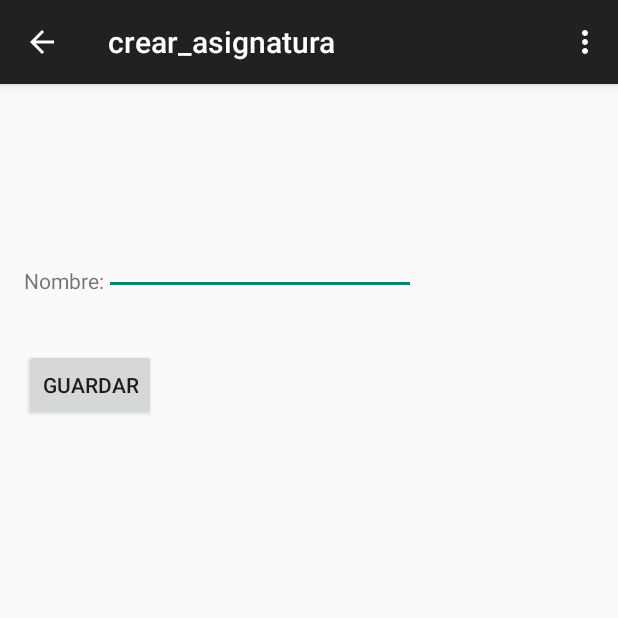
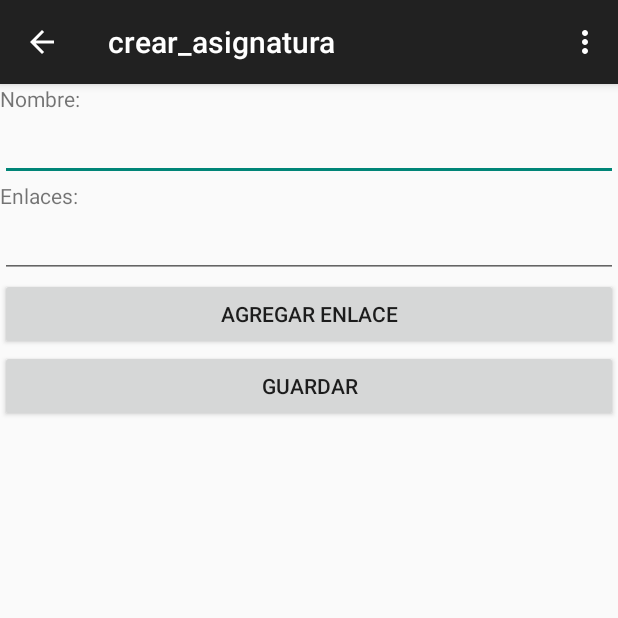
Before and after one commit to mibaldi/Agenda, an Android app: the crear_asignatura screen opened directly, with no data from a screen before it, after a tap on "GUARDAR", on a phone screen of 412 x 824 dp, the top half of it. Run offline under Robolectric (Android 15) with nearby library versions, the phone set to English and light mode, and no system bars; libraries missing offline, so code that uses them is left out: com.google.api.client; 1 statement that could not run was skipped; 1 other tap on this screen came first.

Commit message:
Se ha quitado las clases de calendario donde hacia pruebas para vincularlo con google. Se ha añadido la el campo enlace dentro de la creacion de la asignatura y ahora se guardan los enlaces, tambien se muestran junto con la asignatura los enlaces que se habian puesto

```diff
--- a/app/src/main/java/BD/EAsignatura.java
+++ b/app/src/main/java/BD/EAsignatura.java
@@ -7,12 +7,15 @@ public class EAsignatura {
     public static final String TABLE_NAME= "asignaturas";
     public static final String FIELD_ID = "_id";
     public static final String FIELD_NOMBRE = "nombre";
+    public static final String FIELD_ENLACES = "enlaces";
     public static final String CREATE_DB_TABLE = "create table " + TABLE_NAME + "( " +
                                                   FIELD_ID  + " integer primary key autoincrement,"+
-                                                  FIELD_NOMBRE + " text"
+                                                  FIELD_NOMBRE + " text,"+
+                                                  FIELD_ENLACES + " text"
                                                   + " );";
     private int id;
     private String nombre;
+    private String enlaces;
 
     public EAsignatura(String nombre) {
         this.nombre = nombre;
@@ -36,4 +39,12 @@ public class EAsignatura {
     public void setNombre(String nombre) {
         this.nombre = nombre;
     }
+
+    public String getEnlaces() {
+        return enlaces;
+    }
+
+    public void setEnlaces(String enlaces) {
+        this.enlaces = enlaces;
+    }
 }
--- a/app/src/main/java/com/mikel/agenda/ActividadPrincipal.java
+++ b/app/src/main/java/com/mikel/agenda/ActividadPrincipal.java
@@ -10,7 +10,6 @@ import android.view.View;
 import android.view.Menu;
 import android.view.MenuItem;
 
-import com.mikel.agenda.R;
 
 import BD.BD;
 
@@ -93,6 +92,9 @@ public class ActividadPrincipal extends ActionBarActivity /*implements OnClickLi
                 intent2 = new Intent(ActividadPrincipal.this, crear_examen.class);
                 startActivity(intent2);
                 break;
+            case R.id.btnLogin:
+
+                break;
         }
     }
 
--- a/app/src/main/java/com/mikel/agenda/crear_asignatura.java
+++ b/app/src/main/java/com/mikel/agenda/crear_asignatura.java
@@ -1,20 +1,36 @@
 package com.mikel.agenda;
 
+import android.app.ActionBar;
 import android.app.ProgressDialog;
+import android.graphics.Bitmap;
+import android.graphics.BitmapFactory;
 import android.net.wifi.WifiEnterpriseConfig;
 import android.os.AsyncTask;
+import android.provider.ContactsContract;
 import android.support.v7.app.ActionBarActivity;
 import android.os.Bundle;
+import android.text.TextUtils;
+import android.util.Log;
+import android.view.Gravity;
 import android.view.Menu;
 import android.view.MenuItem;
 import android.view.View;
+import android.view.ViewGroup;
+import android.widget.Button;
 import android.widget.EditText;
+import android.widget.ImageButton;
+import android.widget.LinearLayout;
+import android.widget.RelativeLayout;
+import android.widget.ScrollView;
+import android.widget.TextView;
 import android.widget.Toast;
 
+import com.google.api.client.util.Joiner;
 import com.mikel.agenda.R;
 
 import java.util.ArrayList;
 import java.util.Arrays;
+import java.util.List;
 
 import BD.BD;
 import BD.EAsignatura;
@@ -22,14 +38,74 @@ import BD.EAsignatura;
 
 public class crear_asignatura extends ActionBarActivity {
     EditText texto;
+    LinearLayout ll,ll2;
+    int totalEditText=0;
+    List<EditText> allEds = new ArrayList<EditText>();
     @Override
     protected void onCreate(Bundle savedInstanceState) {
         super.onCreate(savedInstanceState);
-        setContentView(R.layout.activity_crear_asignatura);
-        texto=(EditText)findViewById(R.id.nombreAsig);
+        //setContentView(R.layout.activity_crear_asignatura);
+        ScrollView sv = new ScrollView(this);
+        ll= new LinearLayout(this);
+        ll.setOrientation(LinearLayout.VERTICAL);
+        sv.addView(ll);
+        TextView tvNombre= new TextView(this);
+        tvNombre.setText("Nombre:");
 
-        /*ProcesoCarga proceso = new ProcesoCarga();
-        proceso.execute();*/
+        ll.addView(tvNombre);
+        final EditText texto = new EditText(this);
+        ll.addView(texto);
+        TextView tvEnlace= new TextView(this);
+        tvEnlace.setText("Enlaces:");
+        ll.addView(tvEnlace);
+        /*ImageButton ib=new ImageButton(this);
+        Bitmap bmp = BitmapFactory.decodeResource(getResources(), R.drawable.ic_launcher);
+        ib.setImageBitmap(bmp);*/
+        Button ib =new Button(this);
+        ib.setText("Agregar Enlace");
+        ScrollView sv2 = new ScrollView(this);
+        ll.addView(sv2);
+        ll2= new LinearLayout(this);
+        ll2.setOrientation(LinearLayout.VERTICAL);
+        sv2.addView(ll2);
+        ib.setOnClickListener(new View.OnClickListener() {
+            @Override
+            public void onClick(View v) {
+                EditText temp= new EditText(crear_asignatura.this);
+                allEds.add(temp);
+                int id=totalEditText+1;
+                temp.setId(id);
+                ll2.addView(temp);
+
+
+            }
+        });
+        ll.addView(ib);
+        Button btGuardar = new Button(this);
+        btGuardar.setText("Guardar");
+
+        btGuardar.setOnClickListener(new View.OnClickListener() {
+            @Override
+            public void onClick(View v) {
+                BD  helper = new BD(crear_asignatura.this);
+                EAsignatura asig = new EAsignatura();
+                asig.setNombre(texto.getText().toString());
+                ArrayList<String> a= new ArrayList<String>();
+
+                for (int i=0;i<allEds.size();i++){
+                    if (!TextUtils.isEmpty(allEds.get(i).getText())) a.add(allEds.get(i).getText().toString());
+                    //Log.d("Edit",allEds.get(i).getText().toString());
+                }
+                String enlaces=Joiner.on(';').join(a);
+                Log.d("Edit",enlaces);
+                asig.setEnlaces(enlaces);
+                helper.insertarAsignatura(asig);
+                Toast.makeText(getApplicationContext(), "AsignaturaObj guardada", Toast.LENGTH_LONG).show();
+            }
+        });
+        ll.addView(btGuardar);
+        // texto=(EditText)findViewById(R.id.nombreAsig);
+        this.setContentView(sv);
     }
 
 
@@ -54,12 +130,13 @@ public class crear_asignatura extends ActionBarActivity {
 
         return super.onOptionsItemSelected(item);
     }
-    public void insertar(View view){
+
+    /*public void insertar(View view){
         BD  helper = new BD(crear_asignatura.this);
         EAsignatura asig = new EAsignatura();
         asig.setNombre(texto.getText().toString());
         helper.insertarAsignatura(asig);
         Toast.makeText(getApplicationContext(), "AsignaturaObj guardada", Toast.LENGTH_LONG).show();
-    }
+    }*/
 
 }
--- a/app/src/main/res/layout/activity_crear_asignatura.xml
+++ b/app/src/main/res/layout/activity_crear_asignatura.xml
@@ -1,4 +1,4 @@
-<RelativeLayout xmlns:android="http://schemas.android.com/apk/res/android"
+<LinearLayout xmlns:android="http://schemas.android.com/apk/res/android"
     xmlns:tools="http://schemas.android.com/tools" android:layout_width="match_parent"
     android:layout_height="match_parent" android:paddingLeft="@dimen/activity_horizontal_margin"
     android:paddingRight="@dimen/activity_horizontal_margin"
@@ -13,7 +13,6 @@
         android:layout_height="wrap_content"
         android:text="@string/Nombre_Asignatura"
         android:id="@+id/textView"
-        android:layout_marginTop="105dp"
         android:layout_alignParentTop="true"
         android:layout_alignParentLeft="true"
         android:layout_alignParentStart="true" />
@@ -26,6 +25,13 @@
         android:layout_toRightOf="@+id/textView"
         android:layout_toEndOf="@+id/textView" />
 
+    <ImageButton
+        android:layout_width="wrap_content"
+        android:layout_height="wrap_content"
+        android:id="@+id/imageButton2"
+        android:src="@android:drawable/ic_menu_add"
+        />
+
     <Button
         android:layout_width="wrap_content"
         android:layout_height="wrap_content"
@@ -34,7 +40,6 @@
         android:layout_below="@+id/textView"
         android:layout_alignParentLeft="true"
         android:layout_alignParentStart="true"
-        android:layout_marginTop="36dp"
-        android:onClick="insertar" />
+        />
 
-</RelativeLayout>
+</LinearLayout>
--- a/app/src/main/res/layout/activity_crear_examen.xml
+++ b/app/src/main/res/layout/activity_crear_examen.xml
@@ -54,7 +54,8 @@
         android:layout_width="wrap_content"
         android:layout_height="wrap_content"
         android:text="Seleccionar Fecha"
-        android:id="@+id/btnFecha" />
+        android:id="@+id/btnFecha"
+        android:onClick="EscogerFecha" />
 
     <TimePicker
         android:layout_width="wrap_content"
--- a/app/src/main/res/values/strings.xml
+++ b/app/src/main/res/values/strings.xml
@@ -16,5 +16,8 @@
     <string name="title_activity_crear_examen">crear_examen</string>
     <string name="title_activity_asignatura">Asignatura</string>
     <string name="title_activity_calendario">calendario</string>
+    <string name="title_activity_logeo">logeo</string>
+    <string name="title_activity_base">Base</string>
+    <string name="title_activity_login">LoginActivity</string>
 
 </resources>
```
Also changed, not shown: app/build.gradle (+12 -1 lines), app/src/main/AndroidManifest.xml (+9 -0 lines), app/src/main/java/BD/BD.java (+9 -6 lines), app/src/main/java/com/mikel/agenda/Asignatura.java (+16 -1 lines), app/src/main/java/com/mikel/agenda/calendario.java (+86 -58 lines), app/src/main/java/com/mikel/agenda/crear_examen.java (+22 -25 lines), app/src/main/res/layout/activity_actividad_principal.xml (+9 -0 lines), app/src/main/res/layout/activity_asignatura.xml (+15 -4 lines), app/src/main/res/layout/activity_calendario.xml (+13 -1 lines), 1 other file.
